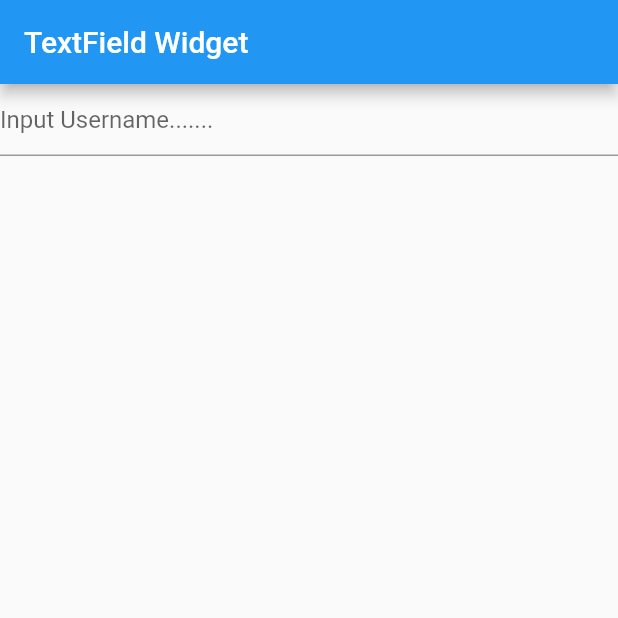
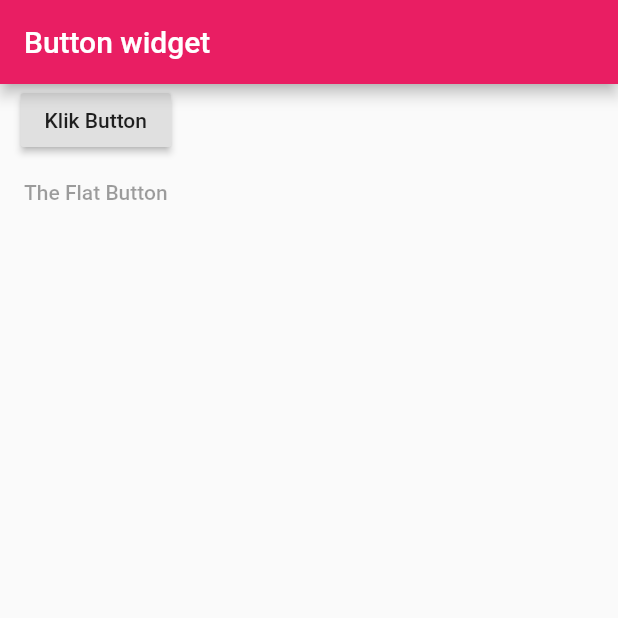
Before and after one commit to rinapratama335/udaflutter, a Flutter app: the screen it shows after launch, on a phone screen of 412 x 824 dp, the top half of it. Run offline on Flutter 3.47's test engine with Material 2 defaults, Android fonts, the phone set to English and light mode, and no system bars.

Commit message:
membuat button widget (#12)
Co-authored-by: irwantowibowotech <irwantowibowotech@gmail.com>

```diff
--- a/lib/main.dart
+++ b/lib/main.dart
@@ -10,30 +10,37 @@ class MyApp extends StatefulWidget {
 }
 
 class _MyAppState extends State<MyApp> {
-  String text = "";
+  String textButton = "";
+
+  void method1(value) {
+    setState(() {
+      textButton = value;
+    });
+  }
 
   @override
   Widget build(BuildContext context) {
     return new MaterialApp(
-      title: 'Input Text Widget',
+      title: 'Button Widget',
       home: new Scaffold(
         appBar: new AppBar(
-          title: new Text('TextField Widget')
+          title: new Text('Button widget'),
+          backgroundColor: Colors.pink,
         ),
         body: new Column(
           children: <Widget>[
-            new TextField(
-              onChanged: (String txt) {
-                setState(() {
-                  text = txt;
-                });
-              },
-              decoration: new InputDecoration(hintText: 'Input Username.......'),
+            new RaisedButton(
+              onPressed: (){
+                method1('You pressed button');
+              }, child: new Text('Klik Button'),
             ),
-            new Text(text)
+            new FlatButton(
+                onPressed: null, child: new Text('The Flat Button')
+            ),
+            new Text(textButton)
           ],
         ),
-      )
+      ),
     );
   }
 }
```
